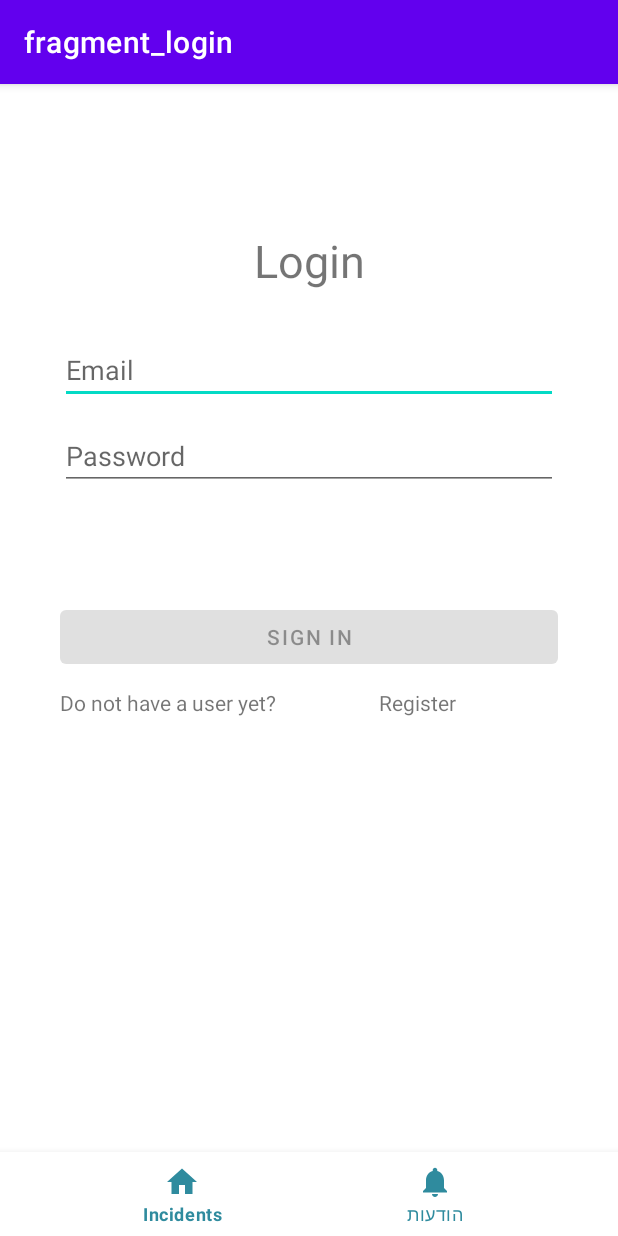
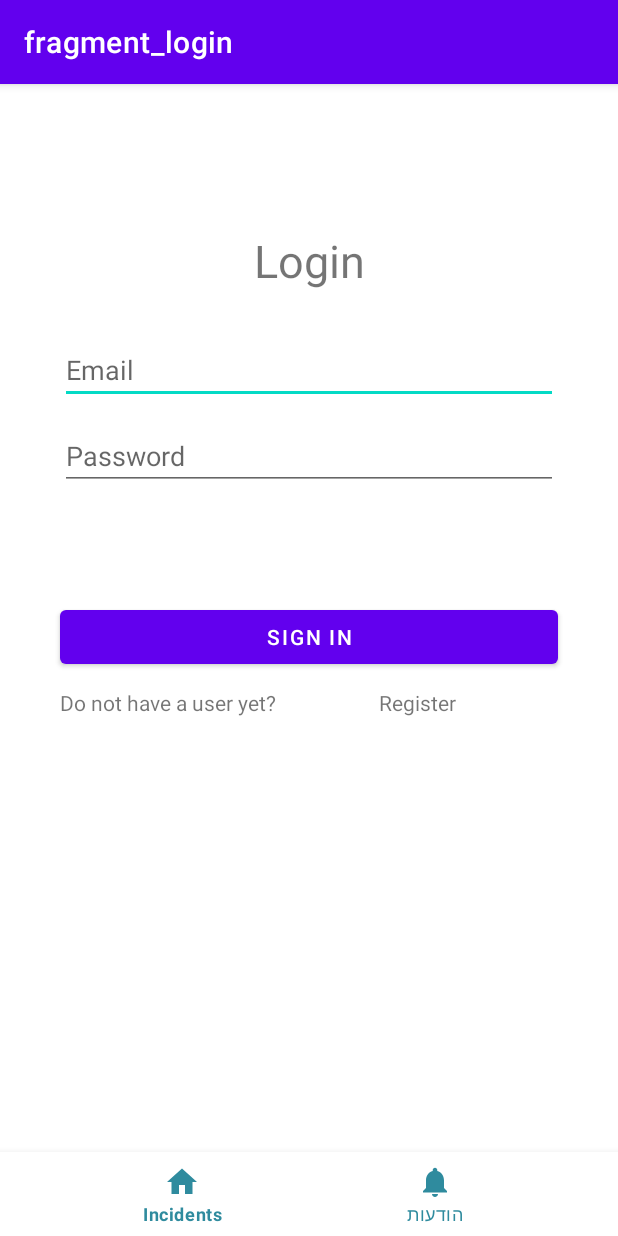
Before and after one commit to amitassa/KeepeR, an Android app: the screen it shows after launch (MainActivity), on a phone screen of 412 x 824 dp. Run offline under Robolectric (Android 15) with nearby library versions, the phone set to English and light mode, and no system bars; our stand-ins replace Firebase (no records; nobody signed in at launch, a user with empty details on screens opened directly), navigation-ui.

Commit message:
login implemeted

```diff
--- a/app/src/main/java/amit/myapp/keeper/ui/authentication/LoginFragment.java
+++ b/app/src/main/java/amit/myapp/keeper/ui/authentication/LoginFragment.java
@@ -3,8 +3,11 @@ package amit.myapp.keeper.ui.authentication;
 import android.os.Bundle;
 
 import androidx.fragment.app.Fragment;
+import androidx.navigation.NavController;
 import androidx.navigation.NavDirections;
+import androidx.navigation.NavHost;
 import androidx.navigation.Navigation;
+import androidx.navigation.fragment.NavHostFragment;
 
 import android.view.LayoutInflater;
 import android.view.View;
@@ -13,6 +16,7 @@ import android.view.ViewGroup;
 import com.google.firebase.auth.FirebaseAuth;
 import com.google.firebase.auth.FirebaseUser;
 
+import amit.myapp.keeper.Model.Users.AppUserModel;
 import amit.myapp.keeper.R;
 import amit.myapp.keeper.databinding.FragmentLoginBinding;
 import amit.myapp.keeper.databinding.FragmentMessagesBinding;
@@ -21,6 +25,9 @@ import amit.myapp.keeper.databinding.FragmentMessagesBinding;
 public class LoginFragment extends Fragment {
 
     private FragmentLoginBinding binding;
+    AppUserModel appUserModel;
+    NavHostFragment navHostFragment;
+    NavController navController;
     FirebaseAuth mAuth;
 
     public LoginFragment() {
@@ -33,6 +40,9 @@ public class LoginFragment extends Fragment {
         binding = FragmentLoginBinding.inflate(inflater, container, false);
         View root = binding.getRoot();
         mAuth = FirebaseAuth.getInstance();
+        appUserModel = AppUserModel.instance();
+
+        binding.loginSigninBtn.setOnClickListener(view -> loginUser());
 
         NavDirections registerAction = LoginFragmentDirections.actionLoginFragmentToSignupFragment();
         binding.loginSignupBtn.setOnClickListener(Navigation.createNavigateOnClickListener(registerAction));
@@ -43,10 +53,26 @@ public class LoginFragment extends Fragment {
     @Override
     public void onStart() {
         super.onStart();
+        //ToDo: get user from users model
         FirebaseUser user = mAuth.getCurrentUser();
         if (user != null){
-            NavDirections action = LoginFragmentDirections.actionLoginFragmentToMessagesFragment();
-            Navigation.findNavController(binding.getRoot()).navigate(action);
+           goToMessagesFragment();
         }
     }
+
+    public void loginUser(){
+        //ToDo: validation
+        String email = binding.loginEmailEt.getText().toString();
+        String password = binding.loginPasswordEt.getText().toString();
+        binding.loginProgressBar.setVisibility(View.VISIBLE);
+        appUserModel.loginUser(email, password, () -> {goToMessagesFragment();
+        binding.loginProgressBar.setVisibility(View.GONE);});
+        //ToDo: on failed..
+
+    }
+
+    private void goToMessagesFragment(){
+        NavDirections action = LoginFragmentDirections.actionLoginFragmentToMessagesFragment();
+        Navigation.findNavController(binding.getRoot()).navigate(action);
+    }
 }
--- a/app/src/main/java/amit/myapp/keeper/ui/authentication/SignupFragment.java
+++ b/app/src/main/java/amit/myapp/keeper/ui/authentication/SignupFragment.java
@@ -55,5 +55,7 @@ public class SignupFragment extends Fragment {
         binding.signupLoading.setVisibility(View.VISIBLE);
         appUserModel.registerUser(email, password, fullName, ID, 0, ()-> {Navigation.findNavController(binding.getRoot()).popBackStack();
         binding.signupLoading.setVisibility(View.GONE);});
+        //ToDo: on failed..
+
     }
 }
--- a/app/src/main/java/amit/myapp/keeper/ui/messages/MessagesFragment.java
+++ b/app/src/main/java/amit/myapp/keeper/ui/messages/MessagesFragment.java
@@ -76,8 +76,9 @@ public class MessagesFragment extends Fragment {
             messageList = list;
             adapter.setData(messageList);
             //binding.progressBar.setVisibility(View.GONE);
+            // ToDo: Get it from appuser model
             if(FirebaseAuth.getInstance().getCurrentUser() == null){
-                Navigation.findNavController(binding.getRoot()).navigate(MessagesFragmentDirections.actionGlobalSignupFragment());
+                Navigation.findNavController(binding.getRoot()).navigate(MessagesFragmentDirections.actionGlobalLoginFragment());
             }
         });
     }
--- a/app/src/main/res/layout/fragment_login.xml
+++ b/app/src/main/res/layout/fragment_login.xml
@@ -59,7 +59,7 @@
         android:layout_height="wrap_content"
         android:layout_gravity="start"
         android:layout_marginBottom="64dp"
-        android:enabled="false"
+        android:enabled="true"
         android:text="Sign In"
         app:layout_constraintBottom_toBottomOf="parent"
         app:layout_constraintEnd_toEndOf="@+id/login_password_et"
@@ -76,9 +76,10 @@
         android:layout_marginBottom="64dp"
         android:visibility="gone"
         app:layout_constraintBottom_toBottomOf="parent"
+        app:layout_constraintEnd_toEndOf="parent"
+        app:layout_constraintStart_toStartOf="parent"
         app:layout_constraintTop_toTopOf="parent"
-        app:layout_constraintVertical_bias="0.3"
-        tools:layout_editor_absoluteX="16dp" />
+        app:layout_constraintVertical_bias="0.3" />
 
     <TextView
         android:id="@+id/login_change_to_signup_tv"
```
Also changed, not shown: app/src/main/java/amit/myapp/keeper/Model/FirebaseModel.java (+15 -1 lines), app/src/main/java/amit/myapp/keeper/Model/Users/AppUserModel.java (+8 -0 lines).
